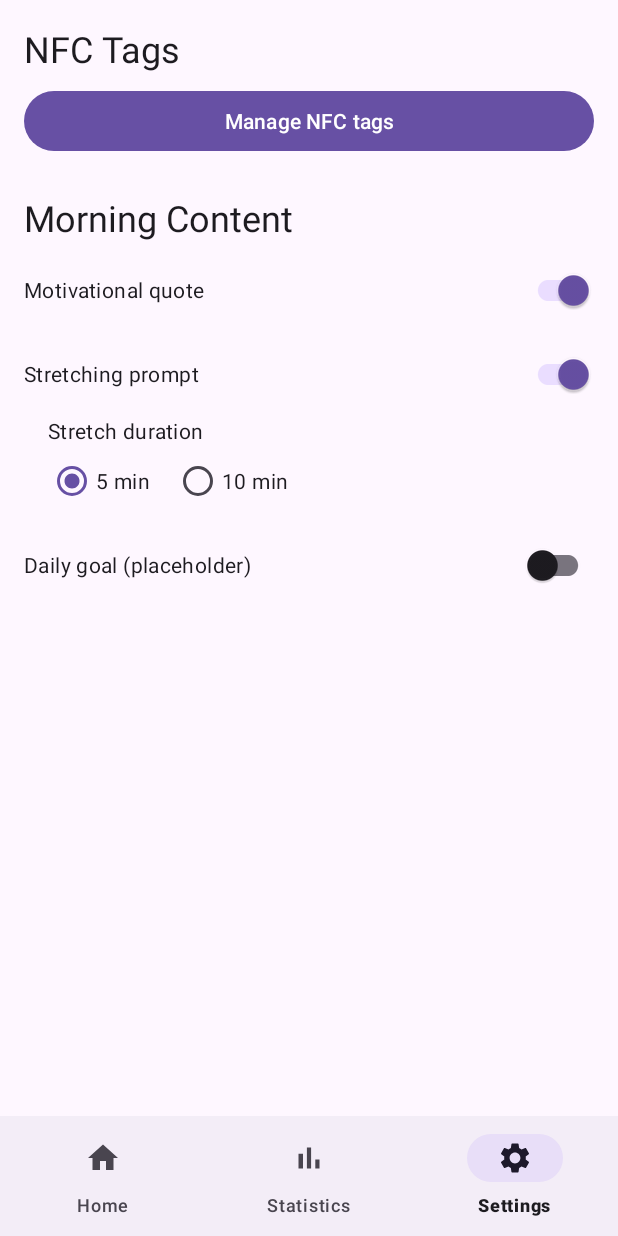
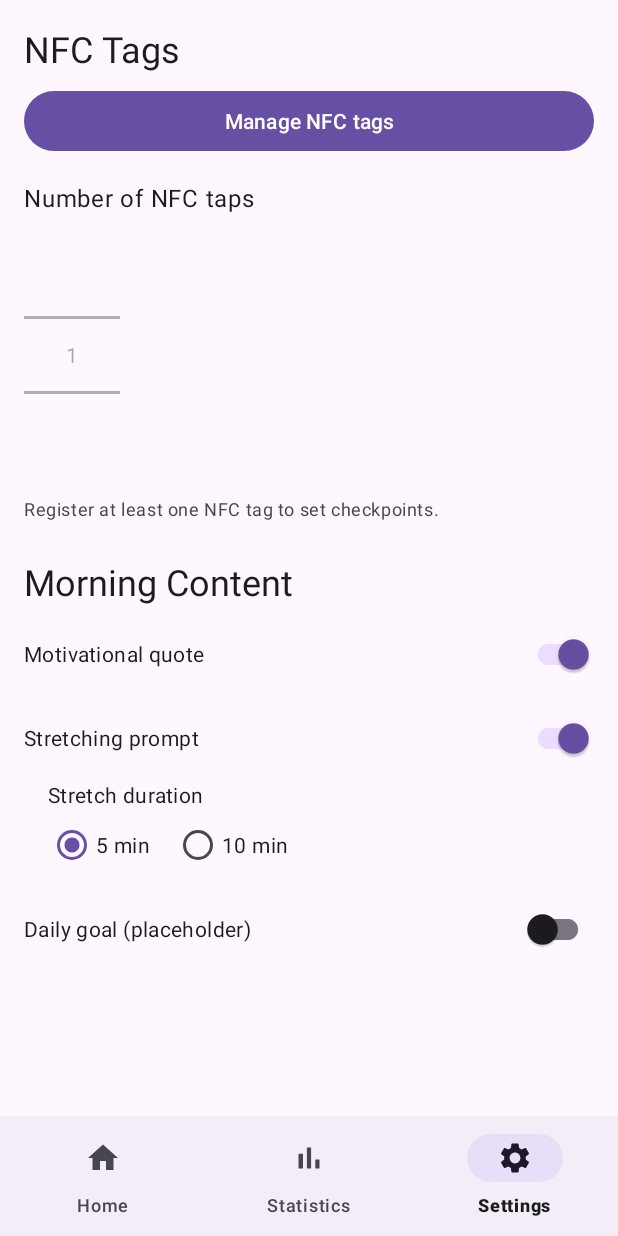
Before and after one commit to Kezman554/Personal-Morning-Alarm, an Android app: the screen it shows after launch (MainActivity), item 3 of the bottom bar chosen, on a phone screen of 412 x 824 dp. Run offline under Robolectric (Android 15) with nearby library versions, the phone set to English and light mode, and no system bars; our stand-ins replace Room's generated code, navigation-ui.

Commit message:
feat(stage2): configurable NFC checkpoint sequence length
Add a "Number of NFC taps" setting controlling how many checkpoints
Stage 2 requires, decoupled from the registered-tag count.

- AlarmConfig.sequenceLength (default 5) + non-destructive Room
  migration v2->v3 so saved alarm/tags/quotes survive
- NfcCheckpointManager(tags, sequenceLength): N unique tags when the
  pool is large enough, else repeats with no back-to-back duplicates;
  total drives Stage 2's "X of N" for free
- Settings NumberPicker (1..10, or more with extra tags) with a hint
  that warns when taps will repeat; fixed ceiling so options don't
  vanish when dialled below the tag count
- First unit tests in the project: NfcCheckpointManagerTest covers
  unique-pick, exact-fit, repeat-no-adjacent-dupes (200 runs),
  single-tag fallback, empty pool, wrong-tag-no-advance

Co-Authored-By: Claude Opus 4.8 <noreply@anthropic.com>

```diff
--- a/app/src/main/java/com/personalmorningalarm/data/AppDatabase.kt
+++ b/app/src/main/java/com/personalmorningalarm/data/AppDatabase.kt
@@ -26,7 +26,7 @@ import com.personalmorningalarm.data.entity.NfcTag
         ContentToggle::class,
         BundledQuote::class
     ],
-    version = 2,
+    version = 3,
     exportSchema = false
 )
 @TypeConverters(Converters::class)
@@ -52,6 +52,17 @@ abstract class AppDatabase : RoomDatabase() {
             }
         }
 
+        // v3: configurable NFC checkpoint count on alarm_config. Non-destructive
+        // so the saved alarm, tags, and quotes survive the upgrade.
+        private val MIGRATION_2_3 = object : Migration(2, 3) {
+            override fun migrate(db: SupportSQLiteDatabase) {
+                db.execSQL(
+                    "ALTER TABLE alarm_config " +
+                        "ADD COLUMN sequenceLength INTEGER NOT NULL DEFAULT 5"
+                )
+            }
+        }
+
         @Volatile
         private var INSTANCE: AppDatabase? = null
 
@@ -61,7 +72,7 @@ abstract class AppDatabase : RoomDatabase() {
                     context.applicationContext,
                     AppDatabase::class.java,
                     DB_NAME
-                ).addMigrations(MIGRATION_1_2).build().also { INSTANCE = it }
+                ).addMigrations(MIGRATION_1_2, MIGRATION_2_3).build().also { INSTANCE = it }
             }
         }
     }
--- a/app/src/main/java/com/personalmorningalarm/ui/SettingsFragment.kt
+++ b/app/src/main/java/com/personalmorningalarm/ui/SettingsFragment.kt
@@ -15,6 +15,7 @@ import com.personalmorningalarm.data.AlarmRepository
 import com.personalmorningalarm.data.AppDatabase
 import com.personalmorningalarm.data.model.ContentType
 import com.personalmorningalarm.databinding.FragmentSettingsBinding
+import kotlinx.coroutines.flow.combine
 import kotlinx.coroutines.launch
 
 class SettingsFragment : Fragment() {
@@ -42,6 +43,12 @@ class SettingsFragment : Fragment() {
             findNavController().navigate(R.id.action_settings_to_nfcTags)
         }
 
+        binding.pickerNfcTaps.minValue = 1
+        // setValue (used when rendering) doesn't fire this, so no feedback loop.
+        binding.pickerNfcTaps.setOnValueChangedListener { _, _, newVal ->
+            viewModel.setSequenceLength(newVal)
+        }
+
         // onClick fires only on user taps (not programmatic setChecked), so no feedback loop.
         binding.switchQuote.setOnClickListener {
             viewModel.setContentEnabled(ContentType.QUOTE, binding.switchQuote.isChecked)
@@ -58,6 +65,16 @@ class SettingsFragment : Fragment() {
         // onClick (not the group's checked-change) so programmatic updates don't loop.
         binding.rbStretch5.setOnClickListener { viewModel.setStretchDuration(5) }
         binding.rbStretch10.setOnClickListener { viewModel.setStretchDuration(10) }
+
+        viewLifecycleOwner.lifecycleScope.launch {
+            viewLifecycleOwner.repeatOnLifecycle(Lifecycle.State.STARTED) {
+                combine(
+                    viewModel.sequenceLength,
+                    viewModel.activeTagCount
+                ) { length, tagCount -> length to tagCount }
+                    .collect { (length, tagCount) -> renderTapPicker(length, tagCount) }
+            }
+        }
 
         viewLifecycleOwner.lifecycleScope.launch {
             viewLifecycleOwner.repeatOnLifecycle(Lifecycle.State.STARTED) {
@@ -82,6 +99,39 @@ class SettingsFragment : Fragment() {
         }
     }
 
+    /**
+     * Reflects the saved checkpoint count against the registered-tag pool. The
+     * ceiling is fixed (every registered tag, plus headroom for repeats) so it
+     * never collapses when the user dials the value down below the tag count.
+     * Values above the tag count are allowed — the hint warns those taps repeat.
+     */
+    private fun renderTapPicker(length: Int, tagCount: Int) {
+        val picker = binding.pickerNfcTaps
+        if (tagCount == 0) {
+            picker.isEnabled = false
+            picker.maxValue = 1
+            picker.value = 1
+            binding.nfcTapsHint.text = getString(R.string.nfc_taps_no_tags)
+            return
+        }
+        picker.isEnabled = true
+        val max = maxOf(tagCount, MAX_SEQUENCE_LENGTH)
+        // maxValue must be set before value; neither setter fires the listener.
+        picker.maxValue = max
+        val value = length.coerceIn(1, max)
+        picker.value = value
+        binding.nfcTapsHint.text = if (value > tagCount) {
+            getString(R.string.nfc_taps_hint_repeats, value, tagCount)
+        } else {
+            getString(R.string.nfc_taps_hint, value, tagCount)
+        }
+    }
+
+    private companion object {
+        /** Picker ceiling (also allows more if the user registers more tags). */
+        const val MAX_SEQUENCE_LENGTH = 10
+    }
+
     override fun onDestroyView() {
         super.onDestroyView()
         _binding = null
--- a/app/src/main/java/com/personalmorningalarm/ui/SettingsViewModel.kt
+++ b/app/src/main/java/com/personalmorningalarm/ui/SettingsViewModel.kt
@@ -3,10 +3,12 @@ package com.personalmorningalarm.ui
 import androidx.lifecycle.ViewModel
 import androidx.lifecycle.viewModelScope
 import com.personalmorningalarm.data.AlarmRepository
+import com.personalmorningalarm.data.entity.AlarmConfig
 import com.personalmorningalarm.data.entity.ContentToggle
 import com.personalmorningalarm.data.model.ContentType
 import kotlinx.coroutines.flow.SharingStarted
 import kotlinx.coroutines.flow.StateFlow
+import kotlinx.coroutines.flow.map
 import kotlinx.coroutines.flow.stateIn
 import kotlinx.coroutines.launch
 
@@ -15,6 +17,32 @@ class SettingsViewModel(private val repository: AlarmRepository) : ViewModel() {
     /** Content-screen toggles for the settings switches. */
     val contentToggles: StateFlow<List<ContentToggle>> = repository.observeContentToggles()
         .stateIn(viewModelScope, SharingStarted.WhileSubscribed(5_000), emptyList())
+
+    /** How many NFC checkpoints Stage 2 requires (the saved config value). */
+    val sequenceLength: StateFlow<Int> = repository.observeCurrentConfig()
+        .map { it?.sequenceLength ?: DEFAULT_SEQUENCE_LENGTH }
+        .stateIn(viewModelScope, SharingStarted.WhileSubscribed(5_000), DEFAULT_SEQUENCE_LENGTH)
+
+    /** Number of registered, active tags — caps the picker's range. */
+    val activeTagCount: StateFlow<Int> = repository.observeActiveTagCount()
+        .stateIn(viewModelScope, SharingStarted.WhileSubscribed(5_000), 0)
+
+    fun setSequenceLength(length: Int) {
+        viewModelScope.launch {
+            val current = repository.getCurrentConfig()
+            if (current == null) {
+                repository.saveConfig(
+                    AlarmConfig(
+                        alarmTime = HomeViewModel.DEFAULT_ALARM_MINUTES,
+                        isEnabled = false,
+                        sequenceLength = length
+                    )
+                )
+            } else {
+                repository.updateConfig(current.copy(sequenceLength = length))
+            }
+        }
+    }
 
     fun setContentEnabled(type: ContentType, enabled: Boolean) {
         viewModelScope.launch {
@@ -31,4 +59,8 @@ class SettingsViewModel(private val repository: AlarmRepository) : ViewModel() {
             }
         }
     }
+
+    companion object {
+        private const val DEFAULT_SEQUENCE_LENGTH = 5
+    }
 }
--- a/app/src/main/res/layout/fragment_settings.xml
+++ b/app/src/main/res/layout/fragment_settings.xml
@@ -22,6 +22,27 @@
             android:layout_height="wrap_content"
             android:layout_marginTop="8dp"
             android:text="@string/manage_nfc_tags" />
+
+        <TextView
+            android:id="@+id/nfc_taps_label"
+            android:layout_width="wrap_content"
+            android:layout_height="wrap_content"
+            android:layout_marginTop="16dp"
+            android:text="@string/nfc_taps_label"
+            android:textAppearance="?attr/textAppearanceBodyLarge" />
+
+        <NumberPicker
+            android:id="@+id/picker_nfc_taps"
+            android:layout_width="wrap_content"
+            android:layout_height="wrap_content"
+            android:layout_marginTop="4dp" />
+
+        <TextView
+            android:id="@+id/nfc_taps_hint"
+            android:layout_width="match_parent"
+            android:layout_height="wrap_content"
+            android:layout_marginTop="4dp"
+            android:textAppearance="?attr/textAppearanceBodySmall" />
 
         <TextView
             android:id="@+id/content_section_title"
--- a/app/src/main/res/values/strings.xml
+++ b/app/src/main/res/values/strings.xml
@@ -11,6 +11,10 @@
     <string name="nfc_section_title">NFC Tags</string>
     <string name="nfc_tags_screen_title">NFC Tags</string>
     <string name="manage_nfc_tags">Manage NFC tags</string>
+    <string name="nfc_taps_label">Number of NFC taps</string>
+    <string name="nfc_taps_hint">%1$d of %2$d registered tags used. Each tag is unique.</string>
+    <string name="nfc_taps_hint_repeats">%1$d taps from %2$d registered tags — some tags will repeat (never twice in a row).</string>
+    <string name="nfc_taps_no_tags">Register at least one NFC tag to set checkpoints.</string>
     <string name="register_new_tag">Register New Tag</string>
     <string name="active_tag_count">Active tags: %1$d</string>
     <string name="nfc_unavailable">This device has no NFC.</string>
```
Also changed, not shown: app/src/main/java/com/personalmorningalarm/challenge/NfcCheckpointManager.kt (+30 -4 lines), app/src/main/java/com/personalmorningalarm/data/entity/AlarmConfig.kt (+7 -0 lines), app/src/main/java/com/personalmorningalarm/ui/AlarmDismissalActivity.kt (+7 -3 lines), 2 other files.
